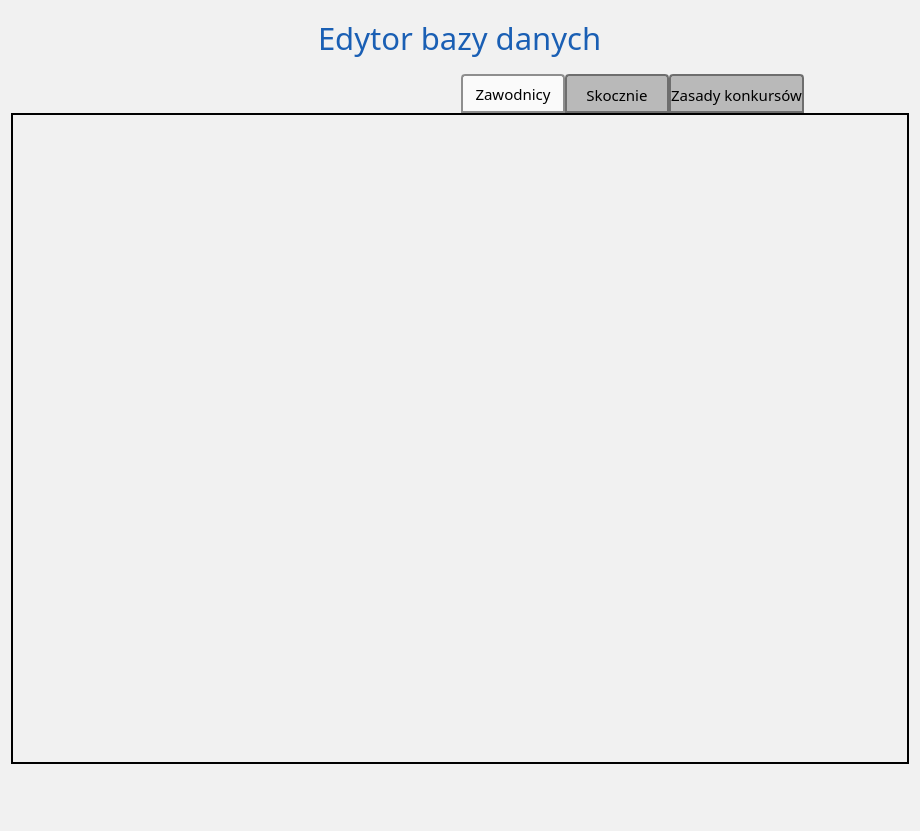
Before: the Qt Designer form source/UI/DatabaseEditor/DatabaseEditorWindow.ui in SiekamCebule/sj-sim, drawn with Qt 5.
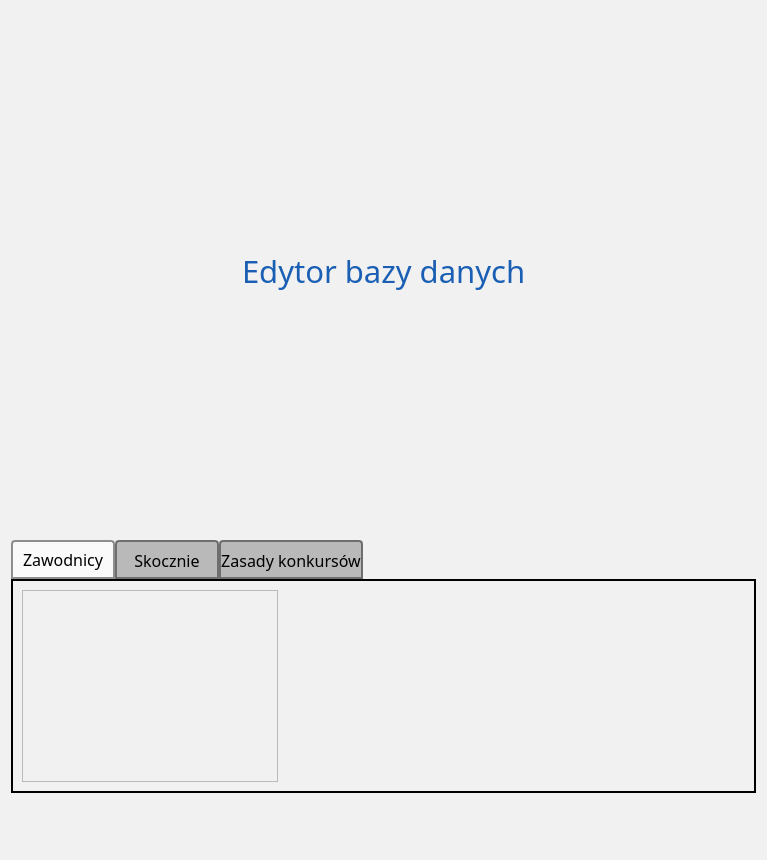
After: the same form once the commit is applied. Icons and pictures are not drawn.

Commit message: Zastąpiono listy z 'List Widgetami' przez ListView-y.

Diff of the .ui file:
```diff
--- a/source/UI/DatabaseEditor/DatabaseEditorWindow.ui
+++ b/source/UI/DatabaseEditor/DatabaseEditorWindow.ui
@@ -6,8 +6,8 @@
    <rect>
     <x>0</x>
     <y>0</y>
-    <width>920</width>
-    <height>831</height>
+    <width>767</width>
+    <height>860</height>
    </rect>
   </property>
   <property name="sizePolicy">
@@ -106,10 +106,16 @@
    </item>
    <item>
     <widget class="QTabWidget" name="tabWidget_main">
+     <property name="sizePolicy">
+      <sizepolicy hsizetype="Expanding" vsizetype="Maximum">
+       <horstretch>0</horstretch>
+       <verstretch>0</verstretch>
+      </sizepolicy>
+     </property>
      <property name="font">
       <font>
        <family>Ubuntu Light</family>
-       <pointsize>11</pointsize>
+       <pointsize>12</pointsize>
        <italic>false</italic>
        <bold>false</bold>
       </font>
@@ -122,7 +128,7 @@
 border: 2px solid;
 }
 QTabWidget::tab-bar{
-left: 450px;
+	alignment: center;
 }
 QTabBar::tab{
 	min-width: 100px;
@@ -142,6 +148,9 @@
 	border-color: rgb(142, 142, 142);
 }</string>
      </property>
+     <property name="tabPosition">
+      <enum>QTabWidget::North</enum>
+     </property>
      <property name="currentIndex">
       <number>0</number>
      </property>
@@ -157,54 +166,20 @@
       </attribute>
       <layout class="QHBoxLayout" name="horizontalLayout">
        <item>
-        <widget class="QScrollArea" name="scrollArea_jumpers">
+        <widget class="QListView" name="listView_jumpers">
          <property name="sizePolicy">
-          <sizepolicy hsizetype="Expanding" vsizetype="Expanding">
+          <sizepolicy hsizetype="Maximum" vsizetype="Expanding">
            <horstretch>0</horstretch>
            <verstretch>0</verstretch>
           </sizepolicy>
          </property>
-         <property name="minimumSize">
-          <size>
-           <width>470</width>
-           <height>0</height>
-          </size>
-         </property>
          <property name="styleSheet">
-          <string notr="true">QScrollArea{
-background: transparent;
-}
-QScrollBar::handle{
-border: 2px solid rgb(101, 23, 23);
-background-color: rgb(255, 229, 190);
-height: 10px;
-width: 5px;
+          <string notr="true">QListView::item:selected
+{
+    background-color: rgb(240,240,253);
+	color: rgb(30, 30, 30)
 }</string>
          </property>
-         <property name="widgetResizable">
-          <bool>true</bool>
-         </property>
-         <widget class="QWidget" name="scrollAreaWidget_jumpers">
-          <property name="geometry">
-           <rect>
-            <x>0</x>
-            <y>0</y>
-            <width>822</width>
-            <height>620</height>
-           </rect>
-          </property>
-          <property name="minimumSize">
-           <size>
-            <width>470</width>
-            <height>0</height>
-           </size>
-          </property>
-          <layout class="QVBoxLayout" name="verticalLayout_2">
-           <item>
-            <layout class="QVBoxLayout" name="verticalLayout_jumpers"/>
-           </item>
-          </layout>
-         </widget>
         </widget>
        </item>
        <item>
@@ -212,13 +187,10 @@
          <property name="orientation">
           <enum>Qt::Horizontal</enum>
          </property>
-         <property name="sizeType">
-          <enum>QSizePolicy::Maximum</enum>
-         </property>
          <property name="sizeHint" stdset="0">
           <size>
-           <width>50</width>
-           <height>78</height>
+           <width>40</width>
+           <height>20</height>
           </size>
          </property>
         </spacer>
```
Left out of the diff: 88 changed lines with no effect on the pictures. The commit also changes 14 other files.
